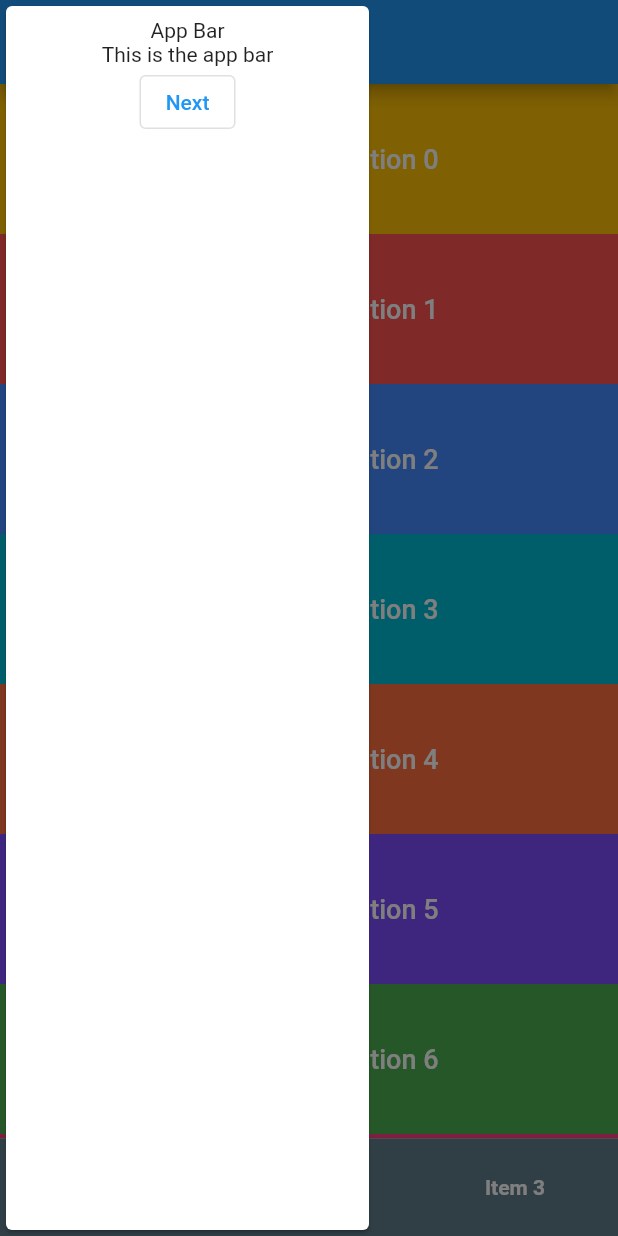
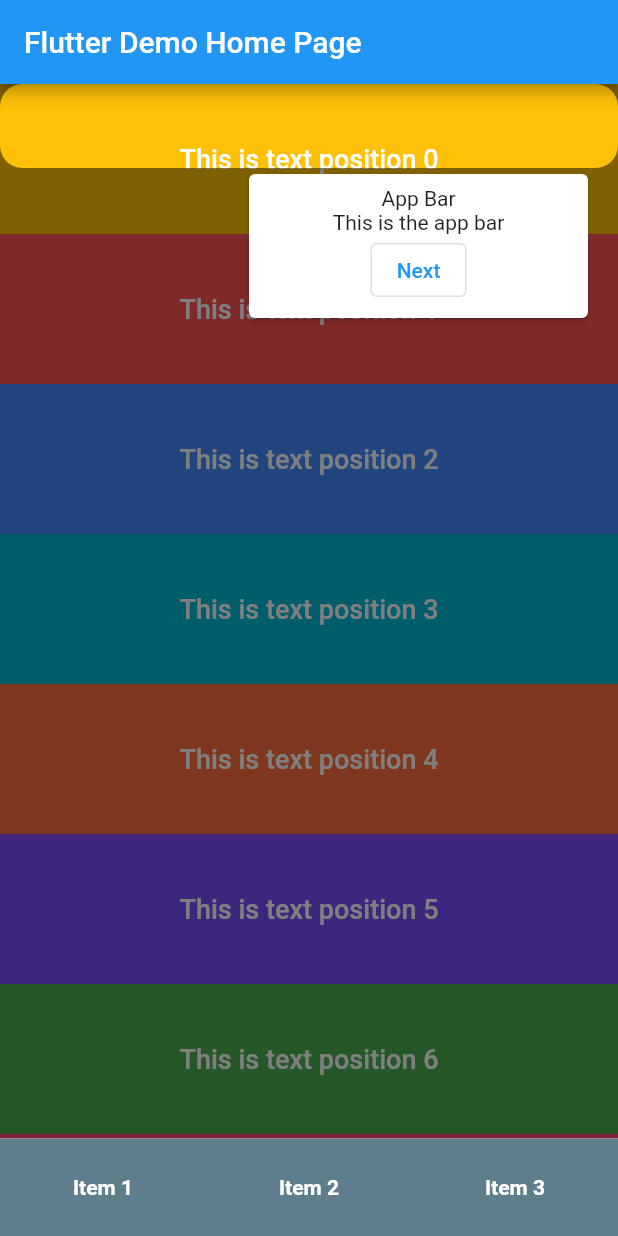
Before and after one commit to the-ginger-geek/flutter_tour, a Flutter app: the screen it shows after launch, on a phone screen of 412 x 824 dp. Run offline on Flutter 3.47's test engine with Material 2 defaults, Android fonts, the phone set to English and light mode, and no system bars.

Commit message:
Added child property Added show tour boolean Made sure widgets are initialised before trying to load them Updated _showNextWidget to refresh state on demand Updated if statement of _getWidgetPosition to increment if there is no widget rendered for a key

```diff
--- a/example/lib/main.dart
+++ b/example/lib/main.dart
@@ -101,18 +101,22 @@ class _MyHomePageState extends State<MyHomePage> {
               ),
             ),
           ),
-          body: SingleChildScrollView(
+          body: FlutterTour(
+            showTour: true,
             controller: scrollController,
-            child: Column(
-              mainAxisAlignment: MainAxisAlignment.center,
-              children: List.generate(
-                keys.length,
-                    (index) => _buildText(index),
+            tourTargets: _getTargets(),
+            child: SingleChildScrollView(
+              controller: scrollController,
+              child: Column(
+                mainAxisAlignment: MainAxisAlignment.center,
+                children: List.generate(
+                  keys.length,
+                  (index) => _buildText(index),
+                ),
               ),
             ),
           ),
         ),
-        FlutterTour(tourTargets: _getTargets()),
       ],
     );
   }
--- a/lib/flutter_tour.dart
+++ b/lib/flutter_tour.dart
@@ -8,8 +8,16 @@ import 'widget_position.dart';
 class FlutterTour extends StatefulWidget {
   final List<TourTarget> tourTargets;
   final ScrollController? controller;
+  final Widget? child;
+  final bool? showTour;
 
-  const FlutterTour({Key? key, required this.tourTargets, this.controller}) : super(key: key);
+  const FlutterTour({
+    Key? key,
+    required this.tourTargets,
+    this.controller,
+    this.child,
+    this.showTour = false,
+  }) : super(key: key);
 
   @override
   State<FlutterTour> createState() => _FlutterTourState();
@@ -17,18 +25,32 @@ class FlutterTour extends StatefulWidget {
 
 class _FlutterTourState extends State<FlutterTour> {
   final double cardWidth = 250;
+  bool initialized = false;
   int activePosition = 0;
   CardPosition cardPosition = CardPosition();
 
   @override
+  void initState() {
+    super.initState();
+    WidgetsBinding.instance.addPostFrameCallback((timeStamp) {
+      Future.delayed(const Duration(milliseconds: 500), () {
+        initialized = true;
+        setState(() {});
+      });
+    });
+  }
+
+  @override
   Widget build(BuildContext context) {
-    final size = MediaQuery.of(context).size;
     return Stack(
       children: [
+        if (widget.child != null) widget.child as Widget,
+        if (_tourVisible())
           CustomPaint(
             painter: Painter(widgetPosition: _getWidgetPosition()),
-          size: size,
+            size: MediaQuery.of(context).size,
           ),
+        if (_tourVisible())
           Positioned(
             left: cardPosition.left,
             top: cardPosition.top,
@@ -49,12 +71,14 @@ class _FlutterTourState extends State<FlutterTour> {
                 ),
               ),
             ),
-        ),
+          )
       ],
     );
   }
 
-  Future _showNextWidget() async {
+  bool _tourVisible() => widget.showTour == true && initialized;
+
+  void _showNextWidget({bool refreshState = true}) {
     if (activePosition < widget.tourTargets.length - 1) {
       activePosition++;
     } else {
@@ -65,7 +89,9 @@ class _FlutterTourState extends State<FlutterTour> {
     if (widgetBuildContext != null) {
       Scrollable.ensureVisible(widgetBuildContext);
     }
+    if (refreshState) {
       setState(() {});
+    }
   }
 
   WidgetPosition _getWidgetPosition() {
@@ -85,6 +111,9 @@ class _FlutterTourState extends State<FlutterTour> {
         _positionCard(mediaQuery, widgetPosition);
         return widgetPosition;
       }
+    } else {
+      _showNextWidget(refreshState: false);
+      return _getWidgetPosition();
     }
 
     return WidgetPosition(left: 0, top: 0, right: 0, bottom: 0);
```
Lines whose indentation alone changed are shown as unchanged.
